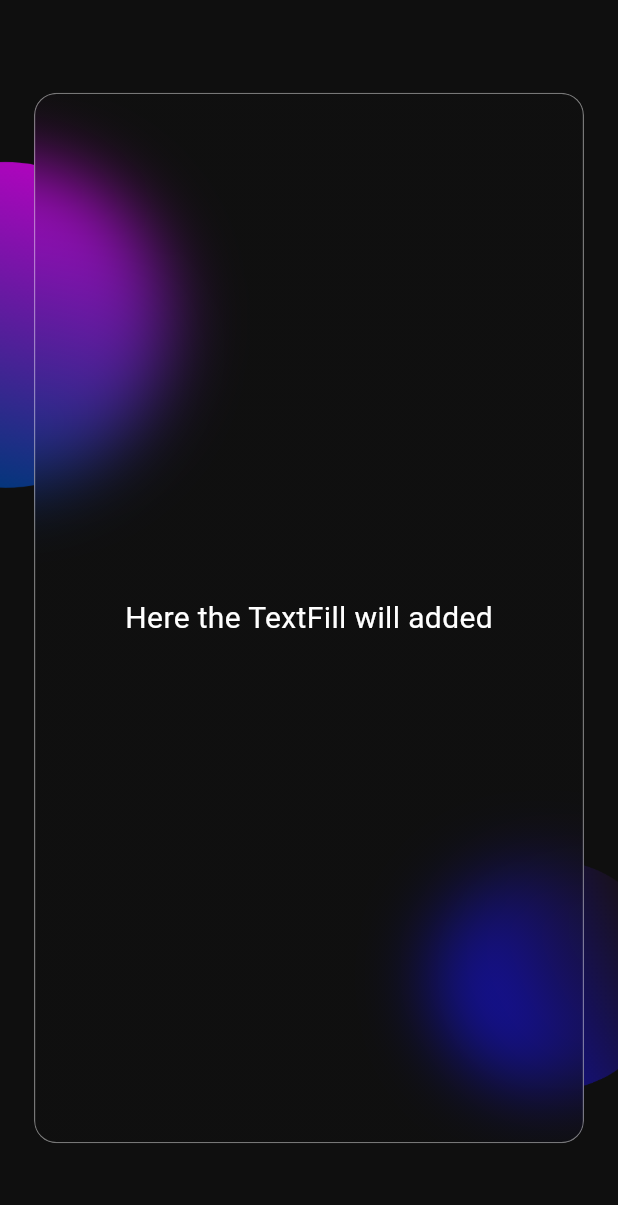
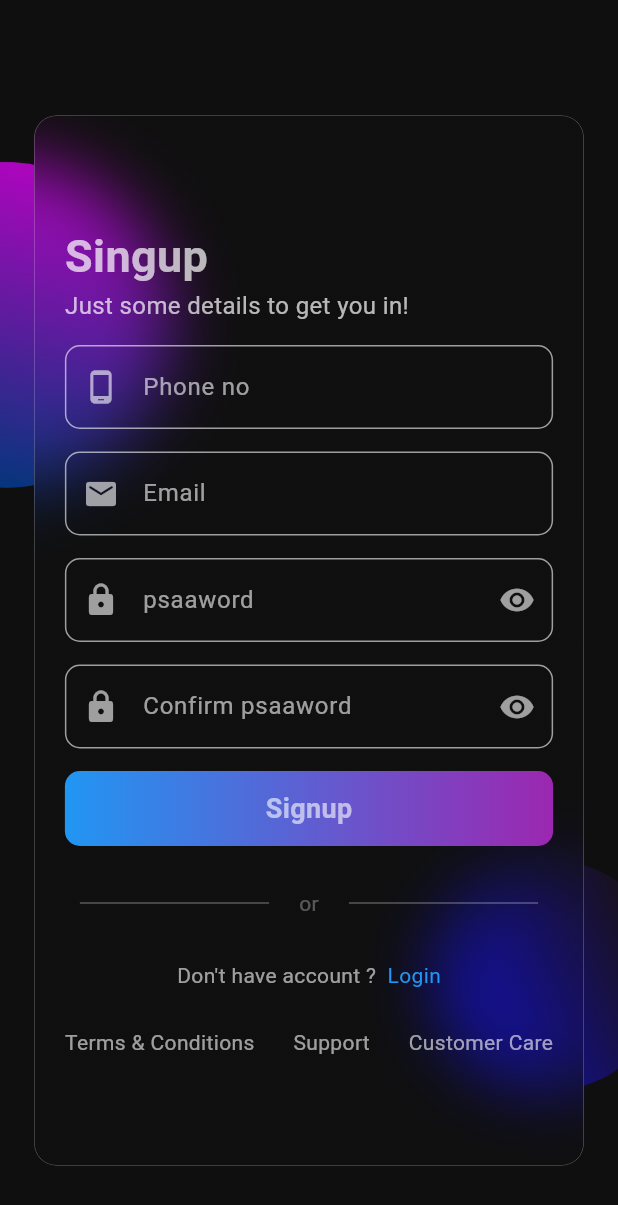
Before and after one commit to joysarkar18/gamaru-mobile-app, a Flutter app: the screen it shows after launch, on a phone screen of 412 x 824 dp. Shown: the top 1205 px of the screen. Run offline on Flutter 3.47's test engine with Material 2 defaults, Android fonts, the phone set to English and light mode, and no system bars; our stand-ins replace firebase_auth, firebase_core, get; accounts and stored records are empty.

Commit message:
login signup screen ui

```diff
--- a/lib/Componants/glossyEffect.dart
+++ b/lib/Componants/glossyEffect.dart
@@ -7,13 +7,16 @@ class GlossyCard extends StatelessWidget {
   final width;
   final borderRadius;
   final child;
+  final borderWith;
 
-  const GlossyCard(
-      {super.key,
-      required this.height,
-      required this.width,
-      required this.borderRadius,
-      required this.child});
+  const GlossyCard({
+    super.key,
+    required this.height,
+    required this.width,
+    required this.borderRadius,
+    required this.child,
+    required this.borderWith,
+  });
 
   @override
   Widget build(BuildContext context) {
@@ -35,7 +38,7 @@ class GlossyCard extends StatelessWidget {
             decoration: BoxDecoration(
                 borderRadius: BorderRadius.circular(borderRadius),
                 border: Border.all(
-                  width: 0.8,
+                  width: borderWith,
                   color: Colors.white.withOpacity(0.43),
                 ),
                 gradient: LinearGradient(
--- /dev/null
+++ b/lib/Screens/login-singup-screen/signup_page.dart
@@ -0,0 +1,286 @@
+import 'package:flutter/material.dart';
+import 'package:get/get.dart';
+
+import '../../Componants/glossyEffect.dart';
+
+class SignUp extends StatelessWidget {
+  const SignUp({super.key});
+
+  @override
+  Widget build(BuildContext context) {
+    return Scaffold(
+      body: Container(
+        decoration: BoxDecoration(
+            image: DecorationImage(
+                image: AssetImage("Assets/BgLogin1.png"), fit: BoxFit.cover)),
+        child: Container(
+          padding: EdgeInsets.only(top: 30),
+          child: Center(
+            child: GlossyCard(
+                borderWith: 0.4,
+                height: Get.height * 0.85,
+                width: Get.width * 0.89,
+                borderRadius: 15.0,
+                child: Container(
+                    width: Get.width * 0.79,
+                    child: Column(
+                      crossAxisAlignment: CrossAxisAlignment.start,
+                      mainAxisAlignment: MainAxisAlignment.center,
+                      children: [
+                        const Text(
+                          "Singup",
+                          style: TextStyle(
+                              color: Colors.white70,
+                              fontSize: 30,
+                              fontWeight: FontWeight.bold),
+                        ),
+                        const Text(
+                          "Just some details to get you in!",
+                          style: TextStyle(color: Colors.white70, fontSize: 16),
+                        ),
+                        const SizedBox(
+                          height: 15,
+                        ),
+                        Form(
+                            child: Column(
+                          children: [
+                            TextFormField(
+                              keyboardType: TextInputType.emailAddress,
+                              autofillHints: const [AutofillHints.email],
+                              // validator: (email) => email != null &&
+                              //         !EmailValidator.validate(email)
+                              //     ? "Enter a valid email"
+                              //     : null,
+                              style: TextStyle(
+                                  color: Colors.white60,
+                                  decoration: TextDecoration.none),
+                              decoration: const InputDecoration(
+                                fillColor: Colors.transparent,
+                                hintText: "Phone no",
+                                hintStyle: TextStyle(color: Colors.white60),
+                                prefixIcon: Icon(
+                                  Icons.phone_android,
+                                  color: Colors.white60,
+                                ),
+                                enabledBorder: OutlineInputBorder(
+                                    borderRadius:
+                                        BorderRadius.all(Radius.circular(10)),
+                                    borderSide:
+                                        BorderSide(color: Colors.white60)),
+                                focusedBorder: OutlineInputBorder(
+                                    borderRadius:
+                                        BorderRadius.all(Radius.circular(10)),
+                                    borderSide:
+                                        BorderSide(color: Colors.purple)),
+                              ),
+                            ),
+                            SizedBox(
+                              height: 15,
+                            ),
+                            TextFormField(
+                              keyboardType: TextInputType.emailAddress,
+                              autofillHints: const [AutofillHints.email],
+                              // validator: (email) => email != null &&
+                              //         !EmailValidator.validate(email)
+                              //     ? "Enter a valid email"
+                              //     : null,
+                              style: TextStyle(
+                                  color: Colors.white60,
+                                  decoration: TextDecoration.none),
+                              decoration: const InputDecoration(
+                                fillColor: Colors.transparent,
+                                hintText: "Email",
+                                hintStyle: TextStyle(color: Colors.white60),
+                                prefixIcon: Icon(
+                                  Icons.email_rounded,
+                                  color: Colors.white60,
+                                ),
+                                enabledBorder: OutlineInputBorder(
+                                    borderRadius:
+                                        BorderRadius.all(Radius.circular(10)),
+                                    borderSide:
+                                        BorderSide(color: Colors.white60)),
+                                focusedBorder: OutlineInputBorder(
+                                    borderRadius:
+                                        BorderRadius.all(Radius.circular(10)),
+                                    borderSide:
+                                        BorderSide(color: Colors.purple)),
+                              ),
+                            ),
+                            SizedBox(
+                              height: 15,
+                            ),
+                            TextFormField(
+                              keyboardType: TextInputType.emailAddress,
+                              autofillHints: const [AutofillHints.email],
+                              obscureText: true,
+                              // validator: (email) => email != null &&
+                              //         !EmailValidator.validate(email)
+                              //     ? "Enter a valid email"
+                              //     : null,
+                              style: TextStyle(
+                                  color: Colors.white60,
+                                  decoration: TextDecoration.none),
+                              decoration: const InputDecoration(
+                                fillColor: Colors.transparent,
+                                hintText: "psaaword",
+                                hintStyle: TextStyle(color: Colors.white60),
+                                prefixIcon: const Icon(
+                                  Icons.lock,
+                                  color: Colors.white60,
+                                ),
+                                suffixIcon: Icon(
+                                  Icons.remove_red_eye_rounded,
+                                  color: Colors.white60,
+                                ),
+                                enabledBorder: OutlineInputBorder(
+                                    borderRadius:
+                                        BorderRadius.all(Radius.circular(10)),
+                                    borderSide:
+                                        BorderSide(color: Colors.white60)),
+                                focusedBorder: OutlineInputBorder(
+                                    borderRadius:
+                                        BorderRadius.all(Radius.circular(10)),
+                                    borderSide:
+                                        BorderSide(color: Colors.purple)),
+                              ),
+                            ),
+                            SizedBox(
+                              height: 15,
+                            ),
+                            TextFormField(
+                              keyboardType: TextInputType.emailAddress,
+                              autofillHints: const [AutofillHints.email],
+                              obscureText: true,
+                              // validator: (email) => email != null &&
+                              //         !EmailValidator.validate(email)
+                              //     ? "Enter a valid email"
+                              //     : null,
+                              style: TextStyle(
+                                  color: Colors.white60,
+                                  decoration: TextDecoration.none),
+                              decoration: const InputDecoration(
+                                fillColor: Colors.transparent,
+                                hintText: "Confirm psaaword",
+                                hintStyle: TextStyle(color: Colors.white60),
+                                prefixIcon: const Icon(
+                                  Icons.lock,
+                                  color: Colors.white60,
+                                ),
+                                suffixIcon: Icon(
+                                  Icons.remove_red_eye_rounded,
+                                  color: Colors.white60,
+                                ),
+                                enabledBorder: OutlineInputBorder(
+                                    borderRadius:
+                                        BorderRadius.all(Radius.circular(10)),
+                                    borderSide:
+                                        BorderSide(color: Colors.white60)),
+                                focusedBorder: OutlineInputBorder(
+                                    borderRadius:
+                                        BorderRadius.all(Radius.circular(10)),
+                                    borderSide:
+                                        BorderSide(color: Colors.purple)),
+                              ),
+                            ),
+                            SizedBox(
+                              height: 15,
+                            ),
+                            Container(
+                              width: Get.width * 0.79,
+                              height: 50,
+                              decoration: const BoxDecoration(
+                                  gradient: LinearGradient(
+                                      begin: Alignment.centerLeft,
+                                      end: Alignment.centerRight,
+                                      colors: [Colors.blue, Colors.purple]),
+                                  borderRadius:
+                                      BorderRadius.all(Radius.circular(10))),
+                              child: Center(
+                                  child: Text(
+                                "Signup",
+                                style: TextStyle(
+                                    color: Colors.white60,
+                                    fontWeight: FontWeight.w700,
+                                    fontSize: 18),
+                              )),
+                            )
+                          ],
+                        )),
+                        SizedBox(
+                          height: 20,
+                        ),
+                        Column(children: <Widget>[
+                          Row(children: <Widget>[
+                            Expanded(
+                              child: new Container(
+                                  margin: const EdgeInsets.only(
+                                      left: 10.0, right: 20.0),
+                                  child: Divider(
+                                    color: Colors.white30,
+                                    height: 36,
+                                  )),
+                            ),
+                            Text(
+                              "or",
+                              style: TextStyle(color: Colors.white30),
+                            ),
+                            Expanded(
+                              child: new Container(
+                                  margin: const EdgeInsets.only(
+                                      left: 20.0, right: 10.0),
+                                  child: Divider(
+                                    color: Colors.white30,
+                                    height: 36,
+                                  )),
+                            ),
+                          ]),
+                        ]),
+                        SizedBox(
+                          height: 20,
+                        ),
+                        Row(
+                          mainAxisAlignment: MainAxisAlignment.center,
+                          children: [
+                            Text(
+                              "Don't have account ?",
+                              style: TextStyle(color: Colors.white60),
+                            ),
+                            InkWell(
+                              child: Text(
+                                "  Login",
+                                style: TextStyle(color: Colors.blue),
+                              ),
+                            )
+                          ],
+                        ),
+                        SizedBox(
+                          height: 25,
+                        ),
+                        Container(
+                          width: Get.width * 0.79,
+                          child: Row(
+                              mainAxisAlignment: MainAxisAlignment.spaceBetween,
+                              children: [
+                                Text(
+                                  "Terms & Conditions",
+                                  style: TextStyle(color: Colors.white60),
+                                ),
+                                Text(
+                                  "Support",
+                                  style: TextStyle(color: Colors.white60),
+                                ),
+                                Text(
+                                  "Customer Care",
+                                  style: TextStyle(color: Colors.white60),
+                                ),
+                              ]),
+                        )
+                      ],
+                    ))),
+          ),
+        ),
+      ),
+    );
+  }
+}
--- a/lib/Screens/login_page.dart
+++ /dev/null
@@ -1,30 +0,0 @@
-import 'package:flutter/material.dart';
-import 'package:flutter/src/widgets/placeholder.dart';
-import 'package:gamaru_mobile_app/Componants/glossyEffect.dart';
-import 'package:gamaru_mobile_app/Screens/signup_page.dart';
-import 'package:get/get.dart';
-
-class Login extends StatelessWidget {
-  const Login({super.key});
-
-  @override
-  Widget build(BuildContext context) {
-    return Scaffold(
-      body: Container(
-        decoration: BoxDecoration(
-            image: DecorationImage(
-                image: AssetImage("Assets/BgLogin1.png"), fit: BoxFit.cover)),
-        child: Center(
-          child: GlossyCard(
-              height: Get.height * 0.85,
-              width: Get.width * 0.89,
-              borderRadius: 15.0,
-              child: Container(
-                child: Text("Here the TextFill will added",
-                    style: TextStyle(color: Colors.white, fontSize: 20)),
-              )),
-        ),
-      ),
-    );
-  }
-}
--- a/lib/main.dart
+++ b/lib/main.dart
@@ -1,8 +1,8 @@
 import 'package:firebase_core/firebase_core.dart';
 import 'package:flutter/material.dart';
 import 'package:gamaru_mobile_app/Screens/home.dart';
-import 'package:gamaru_mobile_app/Screens/login_page.dart';
-import 'package:gamaru_mobile_app/Screens/signup_page.dart';
+import 'package:gamaru_mobile_app/Screens/login-singup-screen/login_page.dart';
+import 'package:gamaru_mobile_app/Screens/login-singup-screen/signup_page.dart';
 import 'package:get/get.dart';
 
 import 'Controllers/Login-Contollers/autehntication.dart';
@@ -28,7 +28,7 @@ class MyApp extends StatelessWidget {
         colorScheme: ColorScheme.fromSeed(seedColor: Colors.deepPurple),
         useMaterial3: true,
       ),
-      home: const Login(),
+      home: const SignUp(),
     );
   }
 }
```
Also changed, not shown: lib/Screens/login-singup-screen/login_page.dart (added, +226 -0 lines), lib/Screens/signup_page.dart (deleted, +0 -43 lines).
